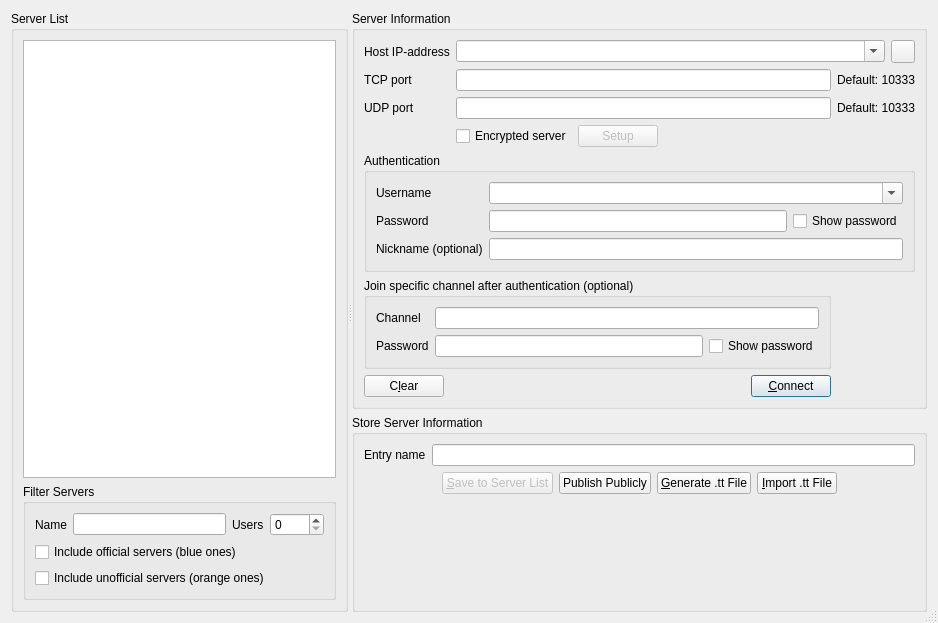
Old version of the form Client/qtTeamTalk/serverlist.ui in the repository BearWare/TeamTalk5.
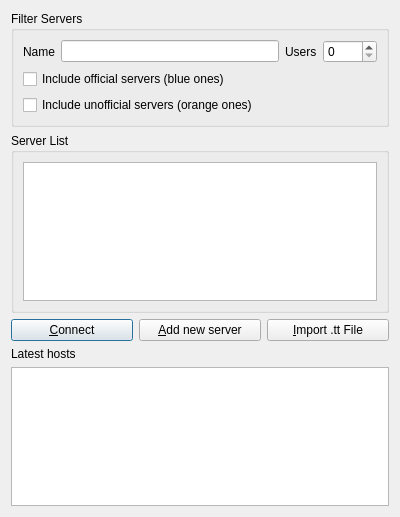
New version of the form. Icons and pictures are not drawn. Custom widgets are drawn as their Qt base class.

Commit message: Redesign "Connect to a Server" dialog (#2249)

The edit to the form file:
```diff
--- a/Client/qtTeamTalk/serverlist.ui
+++ b/Client/qtTeamTalk/serverlist.ui
@@ -6,46 +6,16 @@
    <rect>
     <x>0</x>
     <y>0</y>
-    <width>938</width>
-    <height>623</height>
+    <width>400</width>
+    <height>517</height>
    </rect>
   </property>
   <property name="windowTitle">
    <string>Connect to a Server</string>
   </property>
-  <property name="sizeGripEnabled">
-   <bool>true</bool>
-  </property>
-  <layout class="QHBoxLayout" name="horizontalLayout_5">
+  <layout class="QVBoxLayout" name="verticalLayout">
    <item>
-    <widget class="QSplitter" name="splitter">
-     <property name="orientation">
-      <enum>Qt::Horizontal</enum>
-     </property>
-     <widget class="QGroupBox" name="groupBox">
-      <property name="title">
-       <string>Server List</string>
-      </property>
-      <layout class="QVBoxLayout" name="verticalLayout_3">
-       <item>
-        <widget class="MyTreeView" name="serverTreeView">
-         <property name="accessibleName">
-          <string>Server list</string>
-         </property>
-         <property name="rootIsDecorated">
-          <bool>false</bool>
-         </property>
-         <property name="itemsExpandable">
-          <bool>false</bool>
-         </property>
-         <property name="sortingEnabled">
-          <bool>true</bool>
-         </property>
-         <property name="expandsOnDoubleClick">
-          <bool>false</bool>
-         </property>
-        </widget>
-       </item>
+    <layout class="QHBoxLayout" name="horizontalLayoutFilters">
        <item>
         <widget class="QGroupBox" name="groupBox_6">
          <property name="title">
@@ -107,282 +77,37 @@
         </widget>
        </item>
       </layout>
-     </widget>
-     <widget class="QWidget" name="layoutWidget">
-      <layout class="QVBoxLayout" name="verticalLayout_5">
+   </item>
        <item>
-        <widget class="QGroupBox" name="groupBox_2">
+    <widget class="QGroupBox" name="groupBoxServerList">
          <property name="title">
-          <string>Server Information</string>
-         </property>
-         <layout class="QGridLayout" name="gridLayout">
-          <item row="0" column="0">
-           <widget class="QLabel" name="label_2">
-            <property name="text">
-             <string>Host IP-address</string>
-            </property>
-            <property name="buddy">
-             <cstring>hostaddrBox</cstring>
-            </property>
-           </widget>
-          </item>
-          <item row="0" column="1" colspan="2">
-           <layout class="QHBoxLayout" name="horizontalLayout_6">
+      <string>Server List</string>
+     </property>
+     <layout class="QVBoxLayout" name="verticalLayoutServerList">
             <item>
-             <widget class="MyComboBox" name="hostaddrBox">
-              <property name="editable">
-               <bool>true</bool>
-              </property>
-              <property name="duplicatesEnabled">
-               <bool>true</bool>
-              </property>
-             </widget>
-            </item>
-            <item>
-             <widget class="QToolButton" name="deleteBtn">
-              <property name="toolTip">
-               <string>Remove entry</string>
-              </property>
+       <widget class="MyTreeView" name="serverTreeView">
               <property name="accessibleName">
-               <string>Remove entry</string>
-              </property>
-              <property name="text">
-               <string/>
-              </property>
-              <property name="icon">
-               <iconset>
-                <normalon>:/images/images/delete.png</normalon>
-               </iconset>
-              </property>
-             </widget>
-            </item>
-           </layout>
-          </item>
-          <item row="1" column="0">
-           <widget class="QLabel" name="label_6">
-            <property name="text">
-             <string>TCP port</string>
-            </property>
-            <property name="buddy">
-             <cstring>tcpportEdit</cstring>
-            </property>
-           </widget>
-          </item>
-          <item row="1" column="1">
-           <widget class="QLineEdit" name="tcpportEdit"/>
-          </item>
-          <item row="1" column="2">
-           <widget class="QLabel" name="label_5">
-            <property name="text">
-             <string>Default: 10333</string>
-            </property>
-           </widget>
-          </item>
-          <item row="2" column="0">
-           <widget class="QLabel" name="label_8">
-            <property name="text">
-             <string>UDP port</string>
-            </property>
-            <property name="buddy">
-             <cstring>udpportEdit</cstring>
-            </property>
-           </widget>
-          </item>
-          <item row="2" column="1">
-           <widget class="QLineEdit" name="udpportEdit"/>
-          </item>
-          <item row="2" column="2">
-           <widget class="QLabel" name="label_7">
-            <property name="text">
-             <string>Default: 10333</string>
-            </property>
-           </widget>
-          </item>
-          <item row="3" column="1">
-           <layout class="QHBoxLayout" name="horizontalLayout_8">
-            <item>
-             <widget class="QCheckBox" name="cryptChkBox">
-              <property name="text">
-               <string>Encrypted server</string>
-              </property>
-             </widget>
-            </item>
-            <item>
-             <widget class="QPushButton" name="encsetupBtn">
-              <property name="enabled">
+         <string>Saved Hosts</string>
+        </property>
+        <property name="rootIsDecorated">
+         <bool>false</bool>
+        </property>
+        <property name="itemsExpandable">
                <bool>false</bool>
               </property>
-              <property name="text">
-               <string>Setup</string>
-              </property>
-             </widget>
-            </item>
-            <item>
-             <spacer name="horizontalSpacer_5">
-              <property name="orientation">
-               <enum>Qt::Horizontal</enum>
-              </property>
-              <property name="sizeHint" stdset="0">
-               <size>
-                <width>40</width>
-                <height>20</height>
-               </size>
-              </property>
-             </spacer>
-            </item>
-           </layout>
-          </item>
-          <item row="4" column="0" colspan="3">
-           <widget class="QGroupBox" name="groupBox_3">
-            <property name="accessibleName">
-             <string>Authentication (optional)</string>
-            </property>
-            <property name="title">
-             <string>Authentication</string>
-            </property>
-            <layout class="QFormLayout" name="formLayout">
-             <item row="0" column="0">
-              <widget class="QLabel" name="label_10">
-               <property name="text">
-                <string>Username</string>
-               </property>
-               <property name="buddy">
-                <cstring>usernameBox</cstring>
-               </property>
-              </widget>
-             </item>
-             <item row="0" column="1">
-              <widget class="QComboBox" name="usernameBox">
-               <property name="editable">
+        <property name="sortingEnabled">
                 <bool>true</bool>
                </property>
-              </widget>
-             </item>
-             <item row="1" column="0">
-              <widget class="QLabel" name="label_11">
-               <property name="text">
-                <string>Password</string>
-               </property>
-               <property name="buddy">
-                <cstring>passwordEdit</cstring>
-               </property>
-              </widget>
-             </item>
-             <item row="1" column="1">
-              <layout class="QHBoxLayout" name="horizontalLayout_7">
-               <item>
-                <widget class="QLineEdit" name="passwordEdit">
-                 <property name="echoMode">
-                  <enum>QLineEdit::Password</enum>
-                 </property>
-                </widget>
-               </item>
-               <item>
-                <widget class="QCheckBox" name="passwordChkBox">
-                 <property name="text">
-                  <string>Show password</string>
-                 </property>
-                </widget>
-               </item>
-              </layout>
-             </item>
-             <item row="2" column="0">
-              <widget class="QLabel" name="label_nick">
-               <property name="text">
-                <string>Nickname (optional)</string>
-               </property>
-               <property name="buddy">
-                <cstring>nicknameEdit</cstring>
-               </property>
-              </widget>
-             </item>
-             <item row="2" column="1">
-              <widget class="QLineEdit" name="nicknameEdit"/>
-             </item>
-            </layout>
-           </widget>
-          </item>
-          <item row="5" column="0" colspan="2">
-           <widget class="QGroupBox" name="groupBox_4">
-            <property name="accessibleName">
-             <string>Join specific channel after authentication (optional)</string>
-            </property>
-            <property name="title">
-             <string>Join specific channel after authentication (optional)</string>
-            </property>
-            <layout class="QFormLayout" name="formLayout_2">
-             <item row="0" column="0">
-              <widget class="QLabel" name="label_4">
-               <property name="text">
-                <string>Channel</string>
-               </property>
-               <property name="buddy">
-                <cstring>channelEdit</cstring>
-               </property>
-              </widget>
-             </item>
-             <item row="0" column="1">
-              <widget class="QLineEdit" name="channelEdit"/>
-             </item>
-             <item row="1" column="0">
-              <widget class="QLabel" name="label_12">
-               <property name="text">
-                <string>Password</string>
-               </property>
-               <property name="buddy">
-                <cstring>chanpasswdEdit</cstring>
-               </property>
-              </widget>
-             </item>
-             <item row="1" column="1">
-              <layout class="QHBoxLayout" name="horizontalLayout_1">
+        <property name="expandsOnDoubleClick">
+         <bool>false</bool>
+        </property>
+       </widget>
+      </item>
+     </layout>
+    </widget>
+   </item>
                <item>
-                <widget class="QLineEdit" name="chanpasswdEdit">
-                 <property name="echoMode">
-                  <enum>QLineEdit::Password</enum>
-                 </property>
-                </widget>
-               </item>
-               <item>
-                <widget class="QCheckBox" name="chanpasswordChkBox">
-                 <property name="text">
-                  <string>Show password</string>
-                 </property>
-                </widget>
-               </item>
-              </layout>
-             </item>
-            </layout>
-           </widget>
-          </item>
-          <item row="6" column="0" colspan="2">
            <layout class="QHBoxLayout" name="horizontalLayout">
-            <item>
-             <widget class="QPushButton" name="clearButton">
-              <property name="sizePolicy">
-               <sizepolicy hsizetype="Fixed" vsizetype="Fixed">
-                <horstretch>0</horstretch>
-                <verstretch>0</verstretch>
-               </sizepolicy>
-              </property>
-              <property name="text">
-               <string>C&amp;lear</string>
-              </property>
-             </widget>
-            </item>
-            <item>
-             <spacer name="horizontalSpacer_4">
-              <property name="orientation">
-               <enum>Qt::Horizontal</enum>
-              </property>
-              <property name="sizeHint" stdset="0">
-               <size>
-                <width>40</width>
-                <height>20</height>
-               </size>
-              </property>
-             </spacer>
-            </item>
             <item>
              <widget class="QPushButton" name="connectButton">
               <property name="text">
@@ -393,82 +118,10 @@
               </property>
              </widget>
             </item>
-           </layout>
-          </item>
-         </layout>
-        </widget>
-       </item>
        <item>
-        <widget class="QGroupBox" name="groupBox_5">
-         <property name="title">
-          <string>Store Server Information</string>
-         </property>
-         <layout class="QVBoxLayout" name="verticalLayout_2">
-          <item>
-           <layout class="QHBoxLayout" name="horizontalLayout_4">
-            <item>
-             <widget class="QLabel" name="label">
+      <widget class="QPushButton" name="newsrvButton">
               <property name="text">
-               <string>Entry name</string>
-              </property>
-              <property name="buddy">
-               <cstring>nameEdit</cstring>
-              </property>
-             </widget>
-            </item>
-            <item>
-             <widget class="QLineEdit" name="nameEdit"/>
-            </item>
-           </layout>
-          </item>
-          <item>
-           <layout class="QHBoxLayout" name="horizontalLayout_2">
-            <item>
-             <spacer name="horizontalSpacer_3">
-              <property name="orientation">
-               <enum>Qt::Horizontal</enum>
-              </property>
-              <property name="sizeHint" stdset="0">
-               <size>
-                <width>40</width>
-                <height>20</height>
-               </size>
-              </property>
-             </spacer>
-            </item>
-            <item>
-             <widget class="QPushButton" name="addupdButton">
-              <property name="enabled">
-               <bool>false</bool>
-              </property>
-              <property name="sizePolicy">
-               <sizepolicy hsizetype="Fixed" vsizetype="Fixed">
-                <horstretch>0</horstretch>
-                <verstretch>0</verstretch>
-               </sizepolicy>
-              </property>
-              <property name="text">
-               <string>&amp;Save to Server List</string>
-              </property>
-             </widget>
-            </item>
-            <item>
-             <widget class="QPushButton" name="publishButton">
-              <property name="text">
-               <string>Publish Publicly</string>
-              </property>
-             </widget>
-            </item>
-            <item>
-             <widget class="QPushButton" name="genttButton">
-              <property name="toolTip">
-               <string>.tt files can be double-clicked and the client will automatically start and connect to the specified server</string>
-              </property>
-              <property name="whatsThis">
-               <string>.tt files can be double-clicked and the client will automatically start and connect to the specified server</string>
-              </property>
-              <property name="text">
-               <string>&amp;Generate .tt File</string>
+        <string>&amp;Add new server</string>
               </property>
              </widget>
             </item>
@@ -479,49 +132,31 @@
               </property>
              </widget>
             </item>
-            <item>
-             <spacer name="horizontalSpacer_2">
-              <property name="orientation">
-               <enum>Qt::Horizontal</enum>
-              </property>
-              <property name="sizeHint" stdset="0">
-               <size>
-                <width>40</width>
-                <height>20</height>
-               </size>
-              </property>
-             </spacer>
-            </item>
            </layout>
           </item>
           <item>
-           <spacer name="verticalSpacer">
-            <property name="orientation">
-             <enum>Qt::Vertical</enum>
-            </property>
-            <property name="sizeHint" stdset="0">
-             <size>
-              <width>20</width>
-              <height>40</height>
-             </size>
-            </property>
-           </spacer>
-          </item>
-         </layout>
-        </widget>
-       </item>
-      </layout>
-     </widget>
+    <widget class="QLabel" name="label_7">
+     <property name="text">
+      <string>Latest hosts</string>
+     </property>
+     <property name="buddy">
+      <cstring>hostListWidget</cstring>
+     </property>
+    </widget>
+   </item>
+   <item>
+    <widget class="QListWidget" name="hostListWidget">
+     <property name="accessibleName">
+      <string>Latest Hosts</string>
+     </property>
+     <property name="selectionMode">
+      <enum>QAbstractItemView::SingleSelection</enum>
+     </property>
     </widget>
    </item>
   </layout>
  </widget>
  <customwidgets>
-  <customwidget>
-   <class>MyComboBox</class>
-   <extends>QComboBox</extends>
-   <header>mycombobox.h</header>
-  </customwidget>
   <customwidget>
    <class>MyTreeView</class>
    <extends>QTreeView</extends>
```
Left out of the diff: 4 changed lines with no effect on the pictures. Lines whose indentation alone changed are shown as unchanged. The commit also changes 55 other files.
